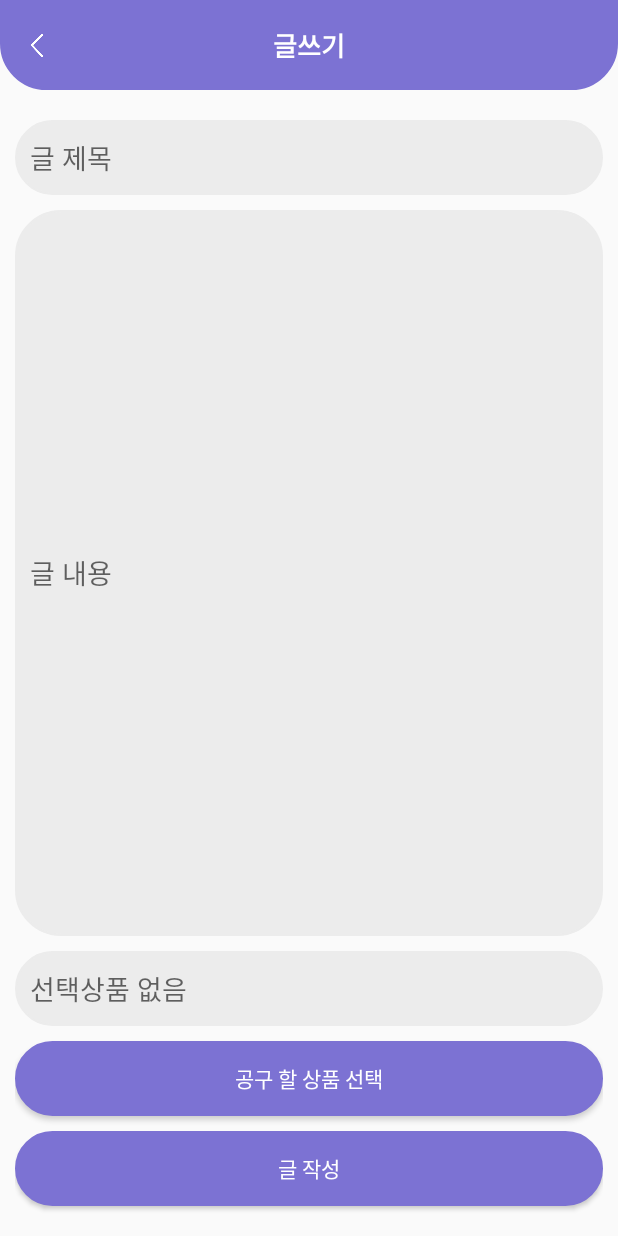
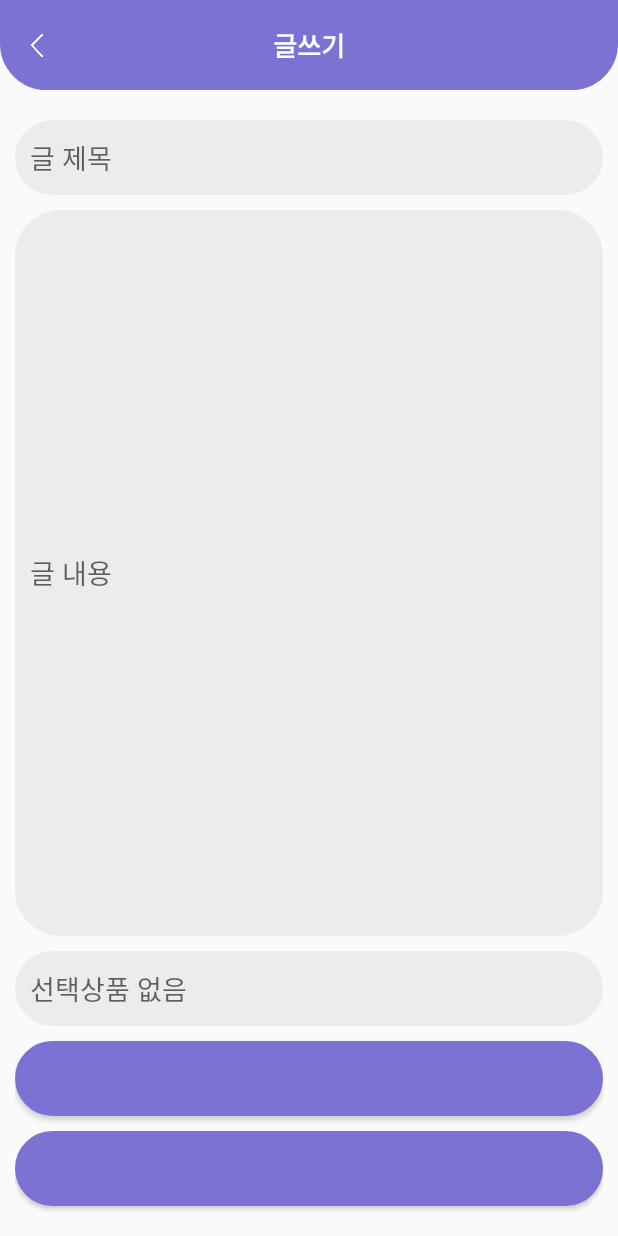
Before and after one commit to DooooH/BRRING, an Android app: the WritePostActivity screen opened directly, with no data from a screen before it, on a phone screen of 412 x 824 dp. Run offline under Robolectric (Android 15) with nearby library versions, the phone set to English and light mode, and no system bars; our stand-ins replace Firebase (no records; nobody signed in at launch, a user with empty details on screens opened directly); 1 statement that could not run was skipped.

Commit message:
Update write_post_activity.xml

```diff
--- a/app/src/main/res/layout/write_post_activity.xml
+++ b/app/src/main/res/layout/write_post_activity.xml
@@ -21,8 +21,8 @@
             android:textColor="@color/white"
             android:layout_gravity="center"/>
 
-        <Button
-            android:id="@+id/backBtn"
+        <ImageButton
+            android:id="@+id/back_button"
             android:layout_width="50dp"
             android:layout_height="50dp"
             android:layout_gravity="left"
@@ -86,18 +86,19 @@
             android:id="@+id/selectProductBtn"
             android:layout_width="match_parent"
             android:layout_height="50dp"
+            android:layout_marginBottom="10dp"
             android:background="@drawable/round"
-            android:textColor="@color/white"
-            android:layout_marginBottom="10dp"
             android:backgroundTint="#7C72D3"
-            app:cardElevation="0dp"
-            android:text="공구 할 상품 선택" />
+            android:text="공구 할 상품 선택"
+            android:textColor="@color/brring_purple"
+            app:cardElevation="0dp" />
+
         <Button
             android:id="@+id/writeBtn"
             android:layout_width="match_parent"
             android:layout_height="50dp"
             android:background="@drawable/round"
-            android:textColor="@color/white"
+            android:textColor="@color/brring_purple"
             android:layout_marginBottom="10dp"
             android:backgroundTint="#7C72D3"
             app:cardElevation="0dp"
```
